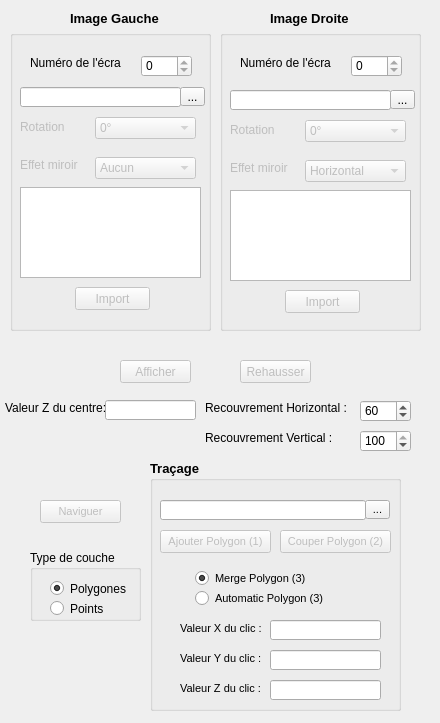
Old version of the form ui-optionWindow.ui in the repository Direction-des-inventaires-forestiers/StereoPhoto.
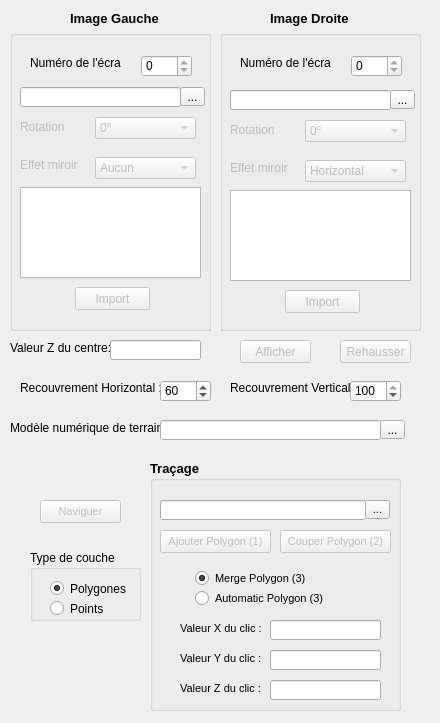
New version of the form. Icons and pictures are not drawn.

```diff
--- a/ui-optionWindow.ui
+++ b/ui-optionWindow.ui
@@ -480,8 +480,8 @@
    </property>
    <property name="geometry">
     <rect>
-     <x>240</x>
-     <y>360</y>
+     <x>340</x>
+     <y>340</y>
      <width>71</width>
      <height>23</height>
     </rect>
@@ -499,8 +499,8 @@
    </property>
    <property name="geometry">
     <rect>
-     <x>120</x>
-     <y>360</y>
+     <x>240</x>
+     <y>340</y>
      <width>71</width>
      <height>23</height>
     </rect>
@@ -834,8 +834,8 @@
   <widget class="QLabel" name="label_7">
    <property name="geometry">
     <rect>
-     <x>5</x>
-     <y>400</y>
+     <x>10</x>
+     <y>340</y>
      <width>101</width>
      <height>16</height>
     </rect>
@@ -847,8 +847,8 @@
   <widget class="QLineEdit" name="lineEditCurrentZ">
    <property name="geometry">
     <rect>
-     <x>105</x>
-     <y>400</y>
+     <x>110</x>
+     <y>340</y>
      <width>91</width>
      <height>20</height>
     </rect>
@@ -860,8 +860,8 @@
   <widget class="QLabel" name="label_10">
    <property name="geometry">
     <rect>
-     <x>205</x>
-     <y>400</y>
+     <x>20</x>
+     <y>380</y>
      <width>161</width>
      <height>16</height>
     </rect>
@@ -873,8 +873,8 @@
   <widget class="QSpinBox" name="spinBoxRecouvrementH">
    <property name="geometry">
     <rect>
-     <x>360</x>
-     <y>400</y>
+     <x>160</x>
+     <y>380</y>
      <width>51</width>
      <height>22</height>
     </rect>
@@ -931,8 +931,8 @@
   <widget class="QLabel" name="label_14">
    <property name="geometry">
     <rect>
-     <x>205</x>
-     <y>430</y>
+     <x>230</x>
+     <y>380</y>
      <width>161</width>
      <height>16</height>
     </rect>
@@ -944,8 +944,8 @@
   <widget class="QSpinBox" name="spinBoxRecouvrementV">
    <property name="geometry">
     <rect>
-     <x>360</x>
-     <y>430</y>
+     <x>350</x>
+     <y>380</y>
      <width>51</width>
      <height>22</height>
     </rect>
@@ -957,6 +957,42 @@
     <number>100</number>
    </property>
   </widget>
+  <widget class="QLabel" name="label_15">
+   <property name="geometry">
+    <rect>
+     <x>10</x>
+     <y>420</y>
+     <width>151</width>
+     <height>16</height>
+    </rect>
+   </property>
+   <property name="text">
+    <string>Modèle numérique de terrain : </string>
+   </property>
+  </widget>
+  <widget class="QLineEdit" name="lineEdit">
+   <property name="geometry">
+    <rect>
+     <x>160</x>
+     <y>420</y>
+     <width>221</width>
+     <height>20</height>
+    </rect>
+   </property>
+  </widget>
+  <widget class="QToolButton" name="toolButton">
+   <property name="geometry">
+    <rect>
+     <x>380</x>
+     <y>420</y>
+     <width>25</width>
+     <height>19</height>
+    </rect>
+   </property>
+   <property name="text">
+    <string>...</string>
+   </property>
+  </widget>
   <zorder>groupBoxRight</zorder>
   <zorder>label_5</zorder>
   <zorder>label_6</zorder>
```
Left out of the diff: 3 changed lines with no effect on the pictures.
